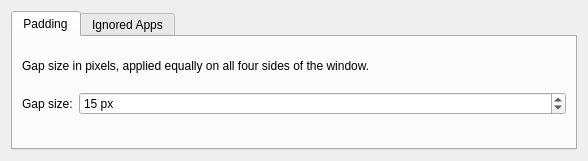
Before: the Qt Designer form maxpadd/contents/ui/config.ui in agarre/maxpadd, drawn with Qt 5.
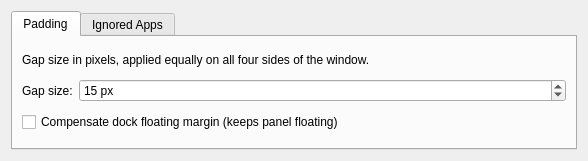
After: the same form once the commit is applied.

Commit message: dock margin issue #1

What changed in the file:
```diff
--- a/maxpadd/contents/ui/config.ui
+++ b/maxpadd/contents/ui/config.ui
@@ -52,6 +52,16 @@
                                     </item>
                                 </layout>
                             </item>
+                            <item>
+                                <widget class="QCheckBox" name="kcfg_compensateDock">
+                                    <property name="text">
+                                        <string>Compensate dock floating margin (keeps panel floating)</string>
+                                    </property>
+                                    <property name="toolTip">
+                                        <string>Adds extra gap on the panel side to prevent the floating panel from de-floating. Enable if your panel loses its floating appearance when windows are maximized.</string>
+                                    </property>
+                                </widget>
+                            </item>
                             <item>
                                 <spacer name="paddingSpacer">
                                     <property name="orientation">
```
The commit also changes 3 other files.
